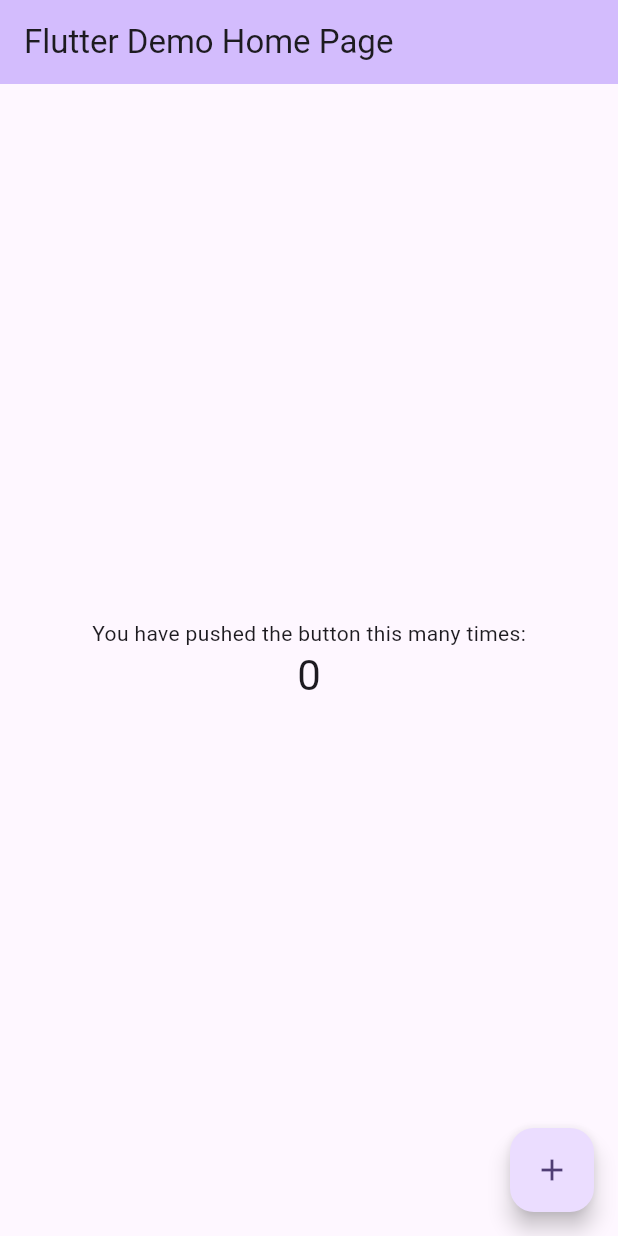
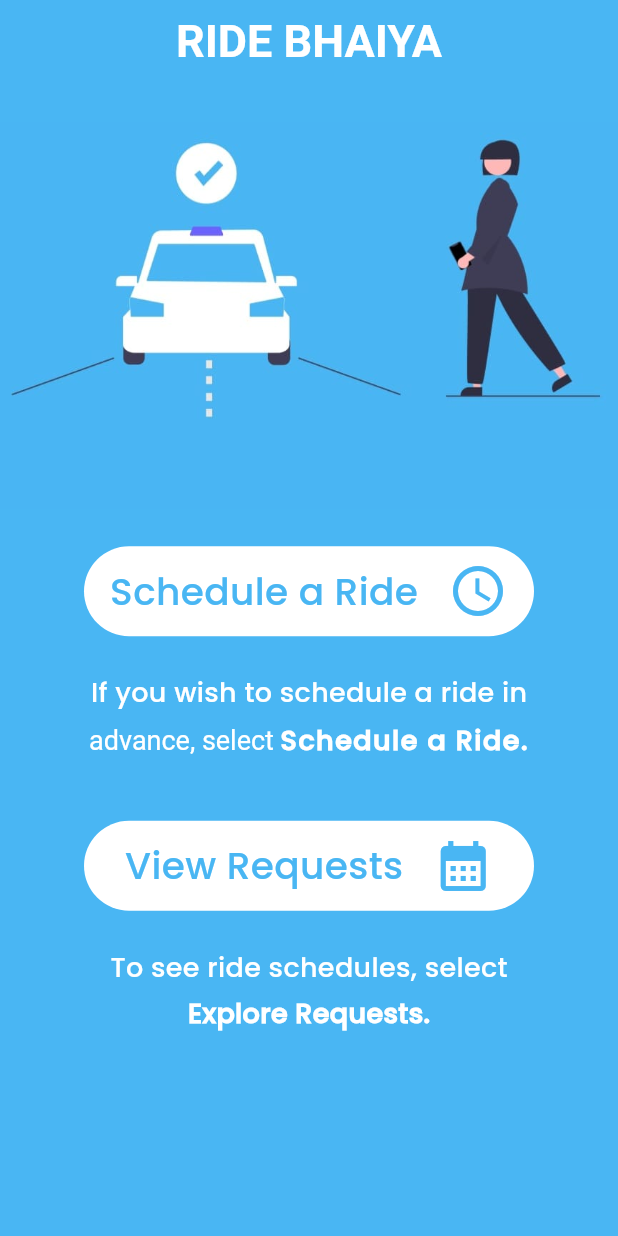
Before and after one commit to NewTab-Technnologies/Ride-Bhaiya, a Flutter app: the screen it shows after launch, on a phone screen of 412 x 824 dp. Run offline on Flutter 3.47's test engine with Material 3 defaults, Android fonts, the phone set to English and light mode, and no system bars.

Commit message:
get ride files are inserted

```diff
--- a/lib/main.dart
+++ b/lib/main.dart
@@ -1,125 +1,155 @@
+import 'package:flutter/cupertino.dart';
 import 'package:flutter/material.dart';
+import 'package:flutter/widgets.dart';
 
-void main() {
-  runApp(const MyApp());
+void main() => runApp(MaterialApp(
+      home: Ride(),
+    ));
+
+class Ride extends StatefulWidget {
+  const Ride({Key? key}) : super(key: key);
+
+  @override
+  State<Ride> createState() => _RideState();
 }
 
-class MyApp extends StatelessWidget {
-  const MyApp({super.key});
-
-  // This widget is the root of your application.
+class _RideState extends State<Ride> {
   @override
   Widget build(BuildContext context) {
-    return MaterialApp(
-      title: 'Flutter Demo',
-      theme: ThemeData(
-        // This is the theme of your application.
-        //
-        // TRY THIS: Try running your application with "flutter run". You'll see
-        // the application has a purple toolbar. Then, without quitting the app,
-        // try changing the seedColor in the colorScheme below to Colors.green
-        // and then invoke "hot reload" (save your changes or press the "hot
-        // reload" button in a Flutter-supported IDE, or press "r" if you used
-        // the command line to start the app).
-        //
-        // Notice that the counter didn't reset back to zero; the application
-        // state is not lost during the reload. To reset the state, use hot
-        // restart instead.
-        //
-        // This works for code too, not just values: Most code changes can be
-        // tested with just a hot reload.
-        colorScheme: ColorScheme.fromSeed(seedColor: Colors.deepPurple),
-        useMaterial3: true,
+    return Scaffold(
+      backgroundColor: Color(0xff49B6F3),
+      appBar: AppBar(
+        backgroundColor: Color(0xff49B6F3),
+        centerTitle: true,
+        title: Text(
+          'RIDE BHAIYA',
+          style: TextStyle(
+            color: Colors.white,
+            fontWeight: FontWeight.bold,
+            fontSize: 30.0,
           ),
-      home: const MyHomePage(title: 'Flutter Demo Home Page'),
-    );
-  }
-}
-
-class MyHomePage extends StatefulWidget {
-  const MyHomePage({super.key, required this.title});
-
-  // This widget is the home page of your application. It is stateful, meaning
-  // that it has a State object (defined below) that contains fields that affect
-  // how it looks.
-
-  // This class is the configuration for the state. It holds the values (in this
-  // case the title) provided by the parent (in this case the App widget) and
-  // used by the build method of the State. Fields in a Widget subclass are
-  // always marked "final".
-
-  final String title;
-
-  @override
-  State<MyHomePage> createState() => _MyHomePageState();
-}
-
-class _MyHomePageState extends State<MyHomePage> {
-  int _counter = 0;
-
-  void _incrementCounter() {
-    setState(() {
-      // This call to setState tells the Flutter framework that something has
-      // changed in this State, which causes it to rerun the build method below
-      // so that the display can reflect the updated values. If we changed
-      // _counter without calling setState(), then the build method would not be
-      // called again, and so nothing would appear to happen.
-      _counter++;
-    });
-  }
-
-  @override
-  Widget build(BuildContext context) {
-    // This method is rerun every time setState is called, for instance as done
-    // by the _incrementCounter method above.
-    //
-    // The Flutter framework has been optimized to make rerunning build methods
-    // fast, so that you can just rebuild anything that needs updating rather
-    // than having to individually change instances of widgets.
-    return Scaffold(
-      appBar: AppBar(
-        // TRY THIS: Try changing the color here to a specific color (to
-        // Colors.amber, perhaps?) and trigger a hot reload to see the AppBar
-        // change color while the other colors stay the same.
-        backgroundColor: Theme.of(context).colorScheme.inversePrimary,
-        // Here we take the value from the MyHomePage object that was created by
-        // the App.build method, and use it to set our appbar title.
-        title: Text(widget.title),
         ),
-      body: Center(
-        // Center is a layout widget. It takes a single child and positions it
-        // in the middle of the parent.
-        child: Column(
-          // Column is also a layout widget. It takes a list of children and
-          // arranges them vertically. By default, it sizes itself to fit its
-          // children horizontally, and tries to be as tall as its parent.
-          //
-          // Column has various properties to control how it sizes itself and
-          // how it positions its children. Here we use mainAxisAlignment to
-          // center the children vertically; the main axis here is the vertical
-          // axis because Columns are vertical (the cross axis would be
-          // horizontal).
-          //
-          // TRY THIS: Invoke "debug painting" (choose the "Toggle Debug Paint"
-          // action in the IDE, or press "p" in the console), to see the
-          // wireframe for each widget.
+      ),
+      body: Column(
+        children: <Widget>[
+          SizedBox(height: 25.0),
+          Image.asset('assets/ride-1.jpg'),
+          SizedBox(height: 25.0),
+          GestureDetector(
+            onTap: () => Navigator(), // Placeholder for onTap function
+            child: Container(
+              height: 60.0,
+              width: 300.0,
+              decoration: BoxDecoration(
+                color: Colors.white,
+                borderRadius: BorderRadius.circular(50.0),
+              ),
+              child: Center(
+                child: Row(
                   mainAxisAlignment: MainAxisAlignment.center,
-          children: <Widget>[
-            const Text(
-              'You have pushed the button this many times:',
+                  children: [
+                    Text(
+                      'Schedule a Ride',
+                      style: TextStyle(
+                        color: Color(0xff49B6F3),
+                        fontSize: 25.0,
+                        fontFamily: 'Poppins',
                       ),
-            Text(
-              '$_counter',
-              style: Theme.of(context).textTheme.headlineMedium,
+                    ),
+                    SizedBox(width: 20.0),
+                    Icon(
+                      Icons.access_time_sharp,
+                      color: Color(0xff49B6F3),
+                      size: 40.0,
                     ),
                   ],
                 ),
               ),
-      floatingActionButton: FloatingActionButton(
-        onPressed: _incrementCounter,
-        tooltip: 'Increment',
-        child: const Icon(Icons.add),
-      ), // This trailing comma makes auto-formatting nicer for build methods.
+            ),
+          ),
+          SizedBox(height: 25.0),
+          Text(
+            'If you wish to schedule a ride in',
+            style: TextStyle(
+              color: Colors.white,
+              fontSize: 18.0,
+              fontFamily: 'Poppins',
+            ),
+          ),
+          SizedBox(height: 5.0),
+          RichText(
+            text: TextSpan(
+              style: TextStyle(
+                fontSize: 18.0,
+                color: Colors.white,
+              ),
+              children: [
+                TextSpan(text: 'advance, select '),
+                TextSpan(
+                  text: 'Schedule a Ride.',
+                  style: TextStyle(
+                    fontWeight: FontWeight.w900,
+                    fontFamily: 'Poppins',
+                    letterSpacing: 1.0,
+                  ),
+                ),
+              ],
+            ),
+          ),
+          SizedBox(height: 40.0),
+          GestureDetector(
+            onTap: () => Navigator(), // Placeholder for onTap function
+            child: Container(
+              height: 60.0,
+              width: 300.0,
+              decoration: BoxDecoration(
+                color: Colors.white,
+                borderRadius: BorderRadius.circular(50.0),
+              ),
+              child: Center(
+                child: Row(
+                  mainAxisAlignment: MainAxisAlignment.center,
+                  children: [
+                    Text(
+                      'View Requests',
+                      style: TextStyle(
+                        color: Color(0xff49B6F3),
+                        fontSize: 25.0,
+                        fontFamily: 'Poppins',
+                      ),
+                    ),
+                    SizedBox(width: 20.0),
+                    Icon(
+                      Icons.calendar_month_sharp,
+                      color: Color(0xff49B6F3),
+                      size: 40.0,
+                    ),
+                  ],
+                ),
+              ),
+            ),
+          ),
+          SizedBox(height: 25.0),
+          Text(
+            'To see ride schedules, select',
+            style: TextStyle(
+              color: Colors.white,
+              fontSize: 18.0,
+              fontFamily: 'Poppins',
+            ),
+          ),
+          SizedBox(height: 5.0),
+          Text(
+            'Explore Requests.',
+            style: TextStyle(
+              color: Colors.white,
+              fontSize: 18.0,
+              fontWeight: FontWeight.bold,
+              fontFamily: 'Poppins',
+            ),
+          )
+        ],
+      ),
     );
   }
 }
```
Also changed, not shown: pubspec.yaml (+11 -9 lines), assets/ride-1.jpg (added), fonts/Poppins-Medium.ttf (added), 1 other file. Lines whose indentation alone changed are shown as unchanged.
